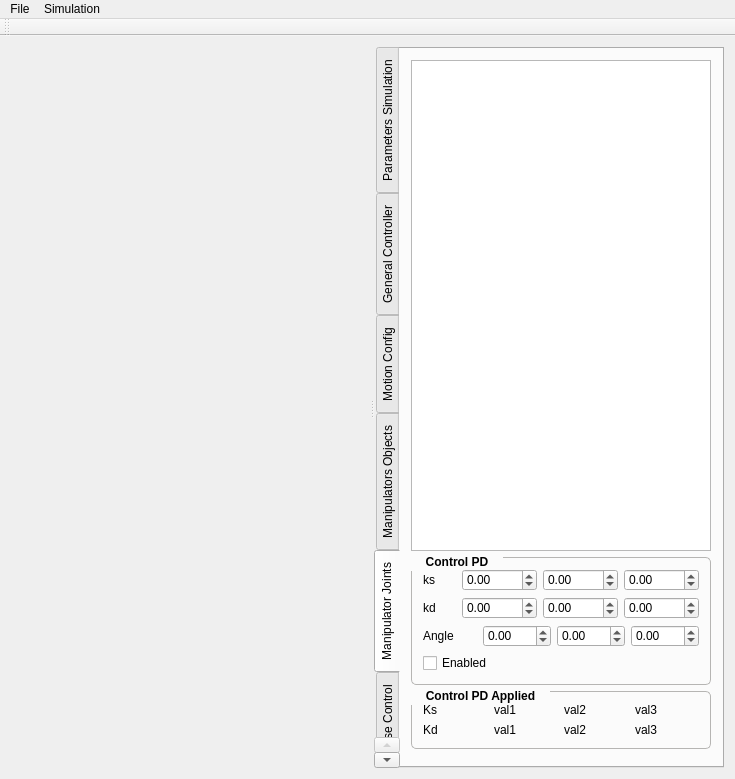
First picture: the form in mainwindow.ui, repository dtbinh/Physics, before the edit.
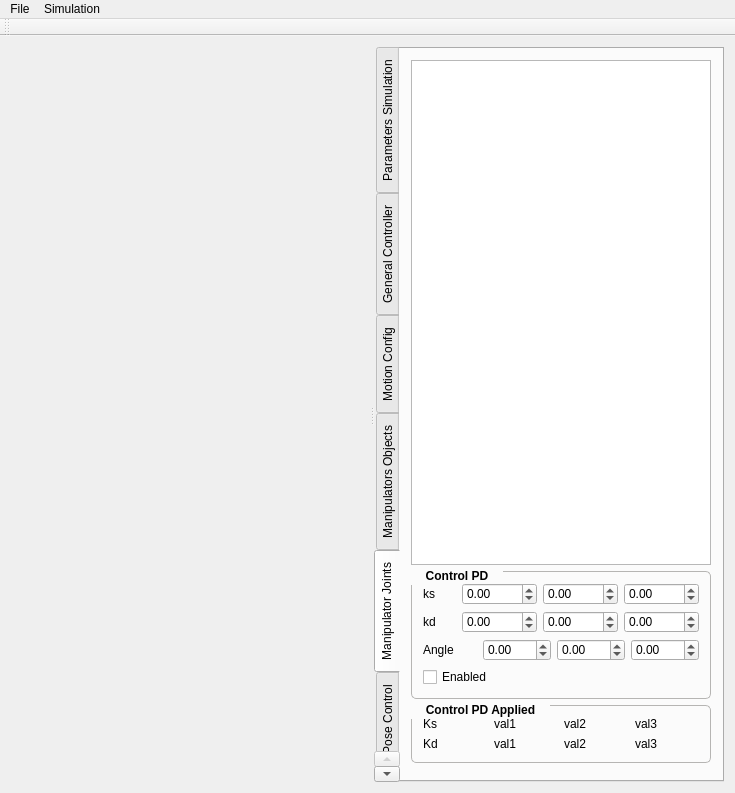
Second picture: the form after the edit. The open tabs and pages were chosen to show the change. Custom widgets are drawn as their Qt base class.

The edit to the form file:
```diff
--- a/mainwindow.ui
+++ b/mainwindow.ui
@@ -7,7 +7,7 @@
     <x>0</x>
     <y>0</y>
     <width>735</width>
-    <height>779</height>
+    <height>793</height>
    </rect>
   </property>
   <property name="sizePolicy">
```
Left out of the diff: 2 changed lines with no effect on the pictures.
